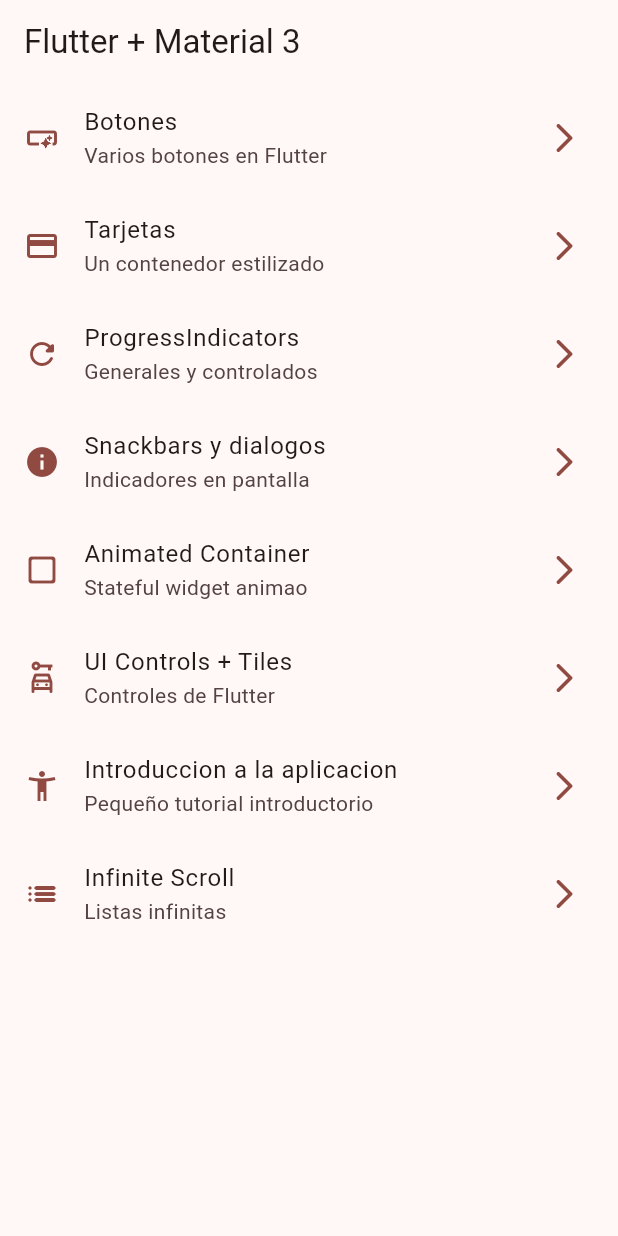
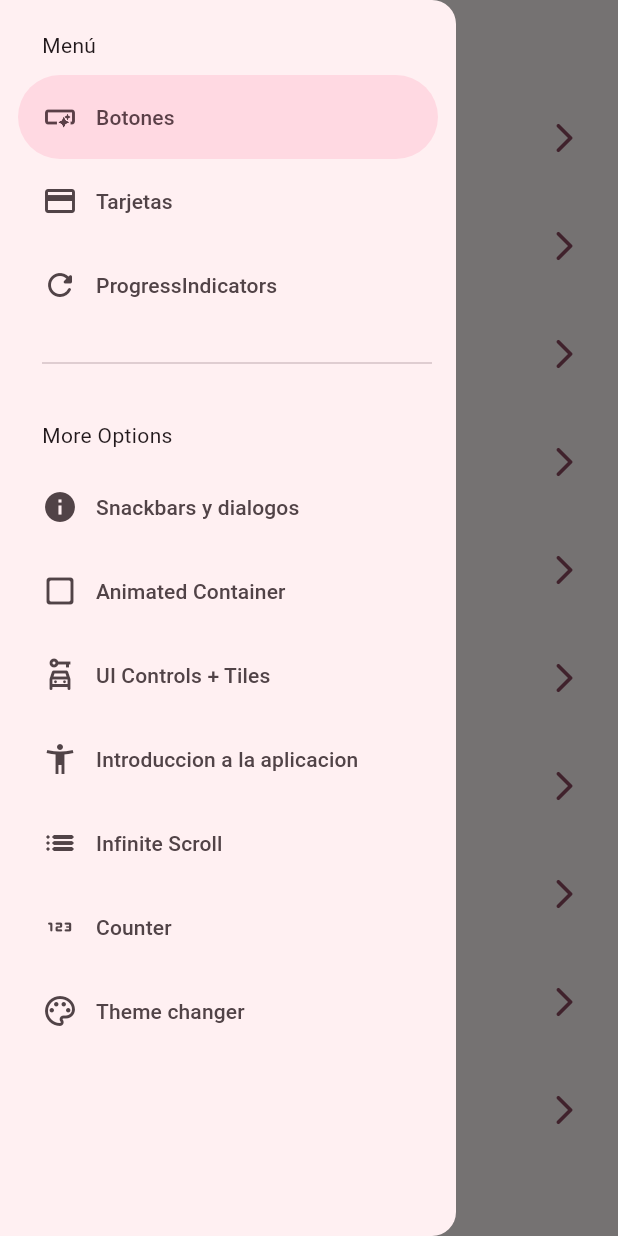
Before and after one commit to LeandroOJeda/flutter_widgets_app, a Flutter app: the screen it shows after launch, with the side drawer open (before the commit the screen has no drawer), on a phone screen of 412 x 824 dp. Run offline on Flutter 3.47's test engine with Material 3 defaults, Android fonts, the phone set to English and light mode, and no system bars; our stand-ins replace animate_do, flutter_riverpod, go_router.

```diff
--- a/lib/config/menu/menu_items.dart
+++ b/lib/config/menu/menu_items.dart
@@ -75,4 +75,17 @@ const List<MenuItem> appMenuItems = [
     icon: Icons.list_rounded
     ),
 
+  MenuItem(
+    title: 'Counter',
+    subTitle: 'contador',
+    link: '/counter',
+    icon: Icons.onetwothree_rounded
+    ),
+
+  MenuItem(
+    title: 'Theme changer',
+    subTitle: 'Cambio de tema',
+    link: '/theme_changer',
+    icon: Icons.color_lens_outlined
+    ),
 ];
--- a/lib/config/router/app_router.dart
+++ b/lib/config/router/app_router.dart
@@ -1,5 +1,7 @@
 import 'package:go_router/go_router.dart';
+import 'package:widgets_app/presentation/screen/counter/counter_screen.dart';
 import 'package:widgets_app/presentation/screen/screens.dart';
+import 'package:widgets_app/presentation/screen/theme_changer/theme_changer_screen.dart';
 
 final appRouter = GoRouter(
   routes: [
@@ -49,5 +51,15 @@ final appRouter = GoRouter(
       builder: (context, state) => const InfiniteScrollScreen()
       ),
 
+    GoRoute(
+      path: '/counter',
+      builder: (context, state) => const CounterScreen()
+      ),
+
+    GoRoute(
+      path: '/theme_changer',
+      builder: (context, state) => const ThemeChangerScreen()
+      ),
+
   ]
 );
--- a/lib/config/theme/app_theme.dart
+++ b/lib/config/theme/app_theme.dart
@@ -14,9 +14,12 @@ const List<Color> colorList = [
 
 class AppTheme {
 
-  int selectedColor;
+  final int selectedColor;
+  final bool isDarkmode;
+
 
   AppTheme({
+    this.isDarkmode = false,
     this.selectedColor=0
   }): assert(
     selectedColor >= 0 && selectedColor <= colorList.length -1
@@ -25,6 +28,7 @@ class AppTheme {
   ThemeData getTheme() {
 
   return ThemeData(
+    brightness: isDarkmode? Brightness.dark:Brightness.light,
     colorSchemeSeed: colorList [selectedColor],
     appBarTheme: const AppBarTheme(
       centerTitle: false
--- a/lib/main.dart
+++ b/lib/main.dart
@@ -1,26 +1,27 @@
 import 'package:flutter/material.dart';
+import 'package:flutter_riverpod/flutter_riverpod.dart';
 import 'package:widgets_app/config/router/app_router.dart';
 import 'package:widgets_app/config/theme/app_theme.dart';
+import 'package:widgets_app/presentation/providers/theme_provider.dart';
 void main() {
-  runApp(const MainApp());
+  runApp(
+    const ProviderScope(
+      child: MainApp()),
+    );
 }
 
-class MainApp extends StatefulWidget {
+class MainApp extends ConsumerWidget {
   const MainApp({super.key});
 
   @override
-  State<MainApp> createState() => _MainAppState();
-}
+  Widget build(BuildContext context,ref) {
 
-class _MainAppState extends State<MainApp> {
+    final bool isDarkmode = ref.watch(isDarkModeProvider);
+    final int selectedColor = ref.watch(selectedColorProvider);
 
-  int selColor = 2;
-
-  @override
-  Widget build(BuildContext context) {
     return MaterialApp.router(
       debugShowCheckedModeBanner: false,
-      theme: AppTheme(selectedColor: selColor).getTheme(),
+      theme: AppTheme(selectedColor: selectedColor, isDarkmode: isDarkmode).getTheme(),
       routerConfig: appRouter,
     );
   }
--- /dev/null
+++ b/lib/presentation/providers/counter_provider.dart
@@ -0,0 +1,3 @@
+import 'package:flutter_riverpod/flutter_riverpod.dart';
+
+final counterProvider = StateProvider((ref)=>0);
--- /dev/null
+++ b/lib/presentation/providers/theme_provider.dart
@@ -0,0 +1,12 @@
+
+
+import 'package:flutter_riverpod/flutter_riverpod.dart';
+import 'package:widgets_app/config/theme/app_theme.dart';
+
+final isDarkModeProvider = StateProvider<bool>((ref) => false);
+
+// convertir la lista de colores inmutable y accesible a nivel aplicacion
+
+final colorListProvider = Provider((ref) => colorList);
+
+final selectedColorProvider = StateProvider((ref) => 0);
--- a/lib/presentation/screen/home/home_screen.dart
+++ b/lib/presentation/screen/home/home_screen.dart
@@ -1,17 +1,23 @@
 import 'package:flutter/material.dart';
 import 'package:go_router/go_router.dart';
 import 'package:widgets_app/config/menu/menu_items.dart';
+import 'package:widgets_app/presentation/widgets/side_menu.dart';
 
 class HomeScreen extends StatelessWidget {
   const HomeScreen({super.key});
 
   @override
   Widget build(BuildContext context) {
+
+    final scaffoldKey = GlobalKey<ScaffoldState>();
+
     return Scaffold(
+      key: scaffoldKey,
       appBar: AppBar(
         title: const  Text('Flutter + Material 3'),
       ),
       body: const _HomeView(),
+      drawer: SideMenu(scaffoldKey: scaffoldKey,),
     );
   }
 }
--- /dev/null
+++ b/lib/presentation/widgets/side_menu.dart
@@ -0,0 +1,71 @@
+import 'package:flutter/material.dart';
+import 'package:go_router/go_router.dart';
+import 'package:widgets_app/config/menu/menu_items.dart';
+class SideMenu extends StatefulWidget {
+
+  final GlobalKey<ScaffoldState> scaffoldKey;
+
+  const SideMenu({
+    super.key,
+    required this.scaffoldKey
+  });
+
+  @override
+  State<SideMenu> createState() => _SideMenuState();
+}
+
+class _SideMenuState extends State<SideMenu> {
+
+  int navDrawerIndex = 0;
+
+  @override
+  Widget build(BuildContext context) {
+
+    final hasNotch = MediaQuery.of(context).viewPadding.top > 35;
+
+
+    return NavigationDrawer(
+      selectedIndex: navDrawerIndex,
+      onDestinationSelected: (value){
+        setState(() {
+          navDrawerIndex = value;
+        });
+        final menuItem = appMenuItems[value];
+        context.push(menuItem.link);
+        widget.scaffoldKey.currentState?.closeDrawer();
+      },
+      children:[
+
+        Padding(
+          padding: EdgeInsets.fromLTRB(28, hasNotch?0:20, 16, 10),
+          child: const Text('Menú'),
+        ),
+
+        ...appMenuItems
+          .sublist(0,3)
+          .map((item) => NavigationDrawerDestination(
+            icon: Icon(item.icon),
+            label: Text(item.title),
+          ),
+        ),
+
+        const Padding(
+          padding: EdgeInsets.fromLTRB(28, 16, 16, 10),
+          child: Divider(),
+          ),
+
+        Padding(
+          padding: EdgeInsets.fromLTRB(28, hasNotch?0:20, 16, 10),
+          child: const Text('More Options'),
+        ),
+
+        ...appMenuItems
+          .sublist(3)
+          .map((item) => NavigationDrawerDestination(
+            icon: Icon(item.icon),
+            label: Text(item.title)
+          ),
+        ),
+      ]);
+  }
+}
--- a/pubspec.yaml
+++ b/pubspec.yaml
@@ -10,6 +10,7 @@ dependencies:
   animate_do: ^3.1.2
   flutter:
     sdk: flutter
+  flutter_riverpod: ^2.4.9
   go_router: ^12.1.1
 
 dev_dependencies:
```
Also changed, not shown: lib/presentation/screen/counter/counter_screen.dart (added, +37 -0 lines), lib/presentation/screen/theme_changer/theme_changer_screen.dart (added, +57 -0 lines), pubspec.lock.
